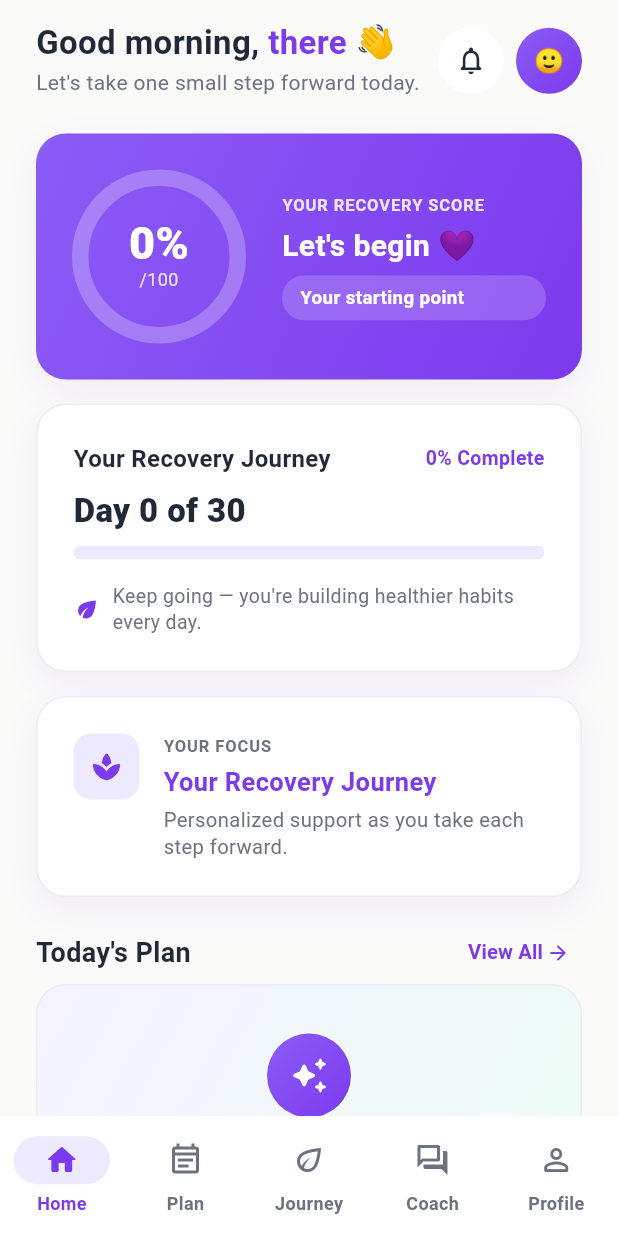
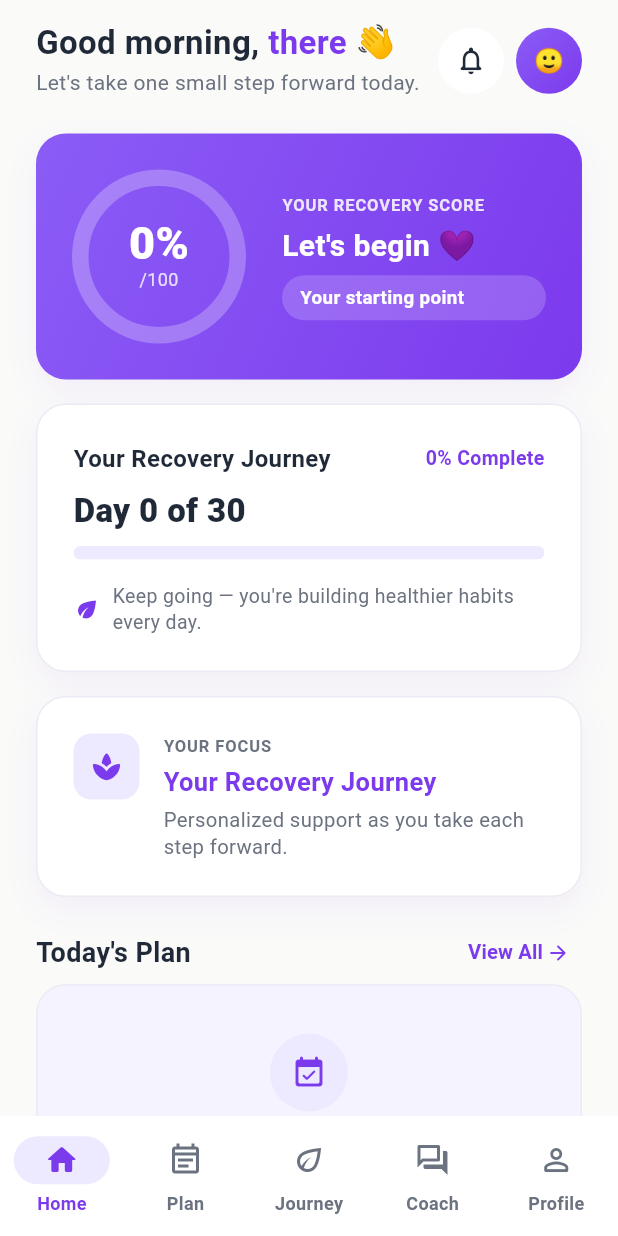
Before and after one commit to SouvikPati11/LifeReset, a Flutter app: the HomeScreen screen opened by its route, on a phone screen of 412 x 824 dp. Run offline on Flutter 3.47's test engine with Material 3 defaults, Android fonts, the phone set to English and light mode, and no system bars; our stand-ins replace cloud_firestore, cloud_functions, equatable, firebase_auth, firebase_core, firebase_messaging and 4 more; missing offline and left inert: razorpay_flutter; accounts and stored records are empty; generated files the repository leaves out were written again.

Commit message:
Populate Home with real data: persist score + day-based admin tasks
Make the existing Home UI functional against the real architecture — no AI
generation, no new collections, no rules changes.

Recovery Score / Journey:
- Persist the onboarding-computed recoveryScore to users/{uid} on completion,
  along with an initial scoreHistory point and currentDay = 1. Home already
  reads these fields, so the score now shows the user's real starting point
  instead of 0. Reuses the existing onboarding scoring — no new algorithm.

Today's Plan (admin-controlled, day-based):
- Home read the wrong collection (global daily_tasks). Point it at the
  Admin Panel's day-based program_tasks: query by programId, filter to the
  user's currentDay and active status client-side (no composite index),
  sorted by order, mapped task→title / motivation→description /
  estimatedMinutes→duration. dailyTasksProvider now tracks currentDay, so the
  plan follows the journey day. Both Home and the Plan tab use this source.
- Replace the "plan is being prepared" placeholder with a graceful
  "No tasks for today yet." empty state (no implied AI step), and add the
  "Day N • M tasks" subheader.

Polish:
- Greeting wraps gracefully instead of truncating the name.
- Daily Insight never shows "— Unknown" (falls back to "— LifeReset").

Firestore rules unchanged (program_tasks already readable by signed-in users
and writable only by admins; the score fields are an owner self-update).

Tests: onboarding persists the computed score; pure program_tasks→day mapping
(day 1 vs day 2, active-only, empty day); Home render for the day header,
empty state, missing author, and long-name wrapping. flutter analyze clean on
changed files; flutter test 40/40.

Co-Authored-By: Claude Opus 4.8 <noreply@anthropic.com>
Claude-Session: https://claude.ai/code/session_01D2tCiJi8mmkPGHKKLzd3Ge

```diff
--- a/lib/features/home/data/repositories/home_repository_impl.dart
+++ b/lib/features/home/data/repositories/home_repository_impl.dart
@@ -18,7 +18,11 @@ class HomeRepositoryImpl extends BaseRepository implements HomeRepository {
       _remote.watchUserStats(uid);
 
   @override
-  Stream<List<DailyTask>> watchDailyTasks() => _remote.watchDailyTasks();
+  Stream<List<DailyTask>> watchDailyTasks({
+    required String programId,
+    required int day,
+  }) =>
+      _remote.watchDailyTasks(programId: programId, day: day);
 
   @override
   Future<Result<DailyQuote>> getTodaysQuote() {
--- a/lib/features/home/presentation/views/home_dashboard_view.dart
+++ b/lib/features/home/presentation/views/home_dashboard_view.dart
@@ -143,7 +143,9 @@ class _Header extends StatelessWidget {
                     ),
                   ],
                 ),
-                maxLines: 1,
+                // Wrap gracefully on narrow screens rather than truncating the
+                // user's name (ellipsis is only a last resort on 2 lines).
+                maxLines: 2,
                 overflow: TextOverflow.ellipsis,
                 style: const TextStyle(
                   fontSize: 22,
@@ -718,7 +720,20 @@ class _TodaysPlan extends ConsumerWidget {
             if (tasks.isEmpty) return const _PlanEmptyState();
             final shown = tasks.length > 3 ? tasks.sublist(0, 3) : tasks;
             return Column(
+              crossAxisAlignment: CrossAxisAlignment.start,
               children: [
+                Padding(
+                  padding: const EdgeInsets.only(bottom: AppSizes.sm),
+                  child: Text(
+                    'Day ${stats.currentDay} • ${tasks.length} '
+                    '${tasks.length == 1 ? 'task' : 'tasks'}',
+                    style: const TextStyle(
+                      fontSize: 13,
+                      fontWeight: FontWeight.w600,
+                      color: HomeStyle.inkSoft,
+                    ),
+                  ),
+                ),
                 for (var i = 0; i < shown.length; i++) ...[
                   if (i != 0) const SizedBox(height: AppSizes.sm),
                   _PlanTaskRow(
@@ -874,7 +889,9 @@ class _CheckDot extends StatelessWidget {
   }
 }
 
-/// Designed empty state for Today's Plan — polished, never a bare "no tasks".
+/// Graceful empty state for Today's Plan when the admin has configured no tasks
+/// for the user's current day. Keeps the Home design language; does NOT imply
+/// an AI generation step.
 class _PlanEmptyState extends StatelessWidget {
   const _PlanEmptyState();
 
@@ -887,42 +904,38 @@ class _PlanEmptyState extends StatelessWidget {
         vertical: AppSizes.xl,
       ),
       decoration: BoxDecoration(
-        gradient: const LinearGradient(
-          begin: Alignment.topLeft,
-          end: Alignment.bottomRight,
-          colors: [HomeStyle.lavenderLight, HomeStyle.successSoft],
-        ),
+        color: HomeStyle.lavenderLight,
         borderRadius: BorderRadius.circular(AppSizes.radiusLg),
         border: Border.all(color: HomeStyle.border),
       ),
       child: Column(
         children: [
           Container(
-            width: 56,
-            height: 56,
+            width: 52,
+            height: 52,
             alignment: Alignment.center,
             decoration: const BoxDecoration(
+              color: HomeStyle.lavender,
               shape: BoxShape.circle,
-              gradient: HomeStyle.scoreGradient,
             ),
-            child: const Icon(Icons.auto_awesome_rounded,
-                color: Colors.white, size: 26),
+            child: const Icon(Icons.event_available_rounded,
+                color: HomeStyle.primary, size: 24),
           ),
           const SizedBox(height: AppSizes.md),
           const Text(
-            'Your plan is being prepared',
+            'No tasks for today yet.',
             textAlign: TextAlign.center,
             style: TextStyle(
-              fontSize: 16,
+              fontSize: 15.5,
               fontWeight: FontWeight.w700,
               color: HomeStyle.ink,
             ),
           ),
           const SizedBox(height: AppSizes.xs),
           const Text(
-            'Your personalized recovery activities will appear here.',
+            'Check back soon — new recovery activities are added regularly.',
             textAlign: TextAlign.center,
-            style: TextStyle(fontSize: 13.5, color: HomeStyle.inkSoft, height: 1.35),
+            style: TextStyle(fontSize: 13, color: HomeStyle.inkSoft, height: 1.35),
           ),
         ],
       ),
@@ -936,6 +949,13 @@ class _PlanEmptyState extends StatelessWidget {
 
 class _InsightCard extends ConsumerWidget {
   const _InsightCard();
+
+  /// Never surface a missing/"Unknown" author — fall back to the brand.
+  static String _quoteAuthor(String? author) {
+    final a = (author ?? '').trim();
+    if (a.isEmpty || a.toLowerCase() == 'unknown') return 'LifeReset';
+    return a;
+  }
 
   @override
   Widget build(BuildContext context, WidgetRef ref) {
@@ -983,7 +1003,7 @@ class _InsightCard extends ConsumerWidget {
             ),
             const SizedBox(height: AppSizes.sm),
             Text(
-              '— ${quote.author}',
+              '— ${_quoteAuthor(quote.author)}',
               style: const TextStyle(
                 fontSize: 13,
                 color: HomeStyle.inkSoft,
--- a/lib/features/onboarding/domain/repositories/onboarding_repository.dart
+++ b/lib/features/onboarding/domain/repositories/onboarding_repository.dart
@@ -10,9 +10,11 @@ abstract interface class OnboardingRepository {
   /// Streams whether the user has completed onboarding (`onboardingCompleted`).
   Stream<bool> watchCompleted(String uid);
 
-  /// Saves all answers and marks onboarding complete for [uid].
+  /// Saves all answers and marks onboarding complete for [uid], persisting the
+  /// starting [recoveryScore] so the Home dashboard has a real value to show.
   Future<Result<void>> completeOnboarding({
     required String uid,
     required OnboardingAnswers answers,
+    required int recoveryScore,
   });
 }
```
Also changed, not shown: lib/features/home/data/datasources/home_remote_data_source.dart (+19 -7 lines), lib/features/home/data/models/daily_task_model.dart (+46 -9 lines), lib/features/home/domain/repositories/home_repository.dart (+6 -2 lines), lib/features/home/domain/usecases/watch_daily_tasks.dart (+6 -2 lines), lib/features/home/presentation/providers/home_providers.dart (+7 -2 lines), lib/features/onboarding/data/datasources/onboarding_remote_data_source.dart (+10 -0 lines), lib/features/onboarding/data/repositories/onboarding_repository_impl.dart (+6 -1 lines), lib/features/onboarding/domain/usecases/complete_onboarding.dart (+6 -1 lines), lib/features/onboarding/presentation/controllers/onboarding_controller.dart (+6 -1 lines), 3 other files.
